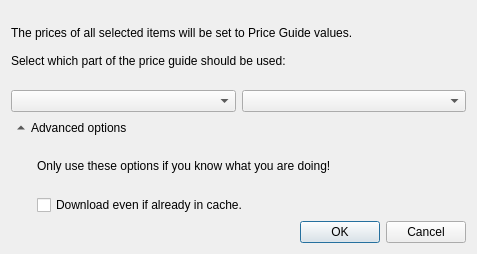
The window that src/desktop/settopriceguidedialog.ui (rgriebl/brickstore) describes before a commit, drawn with Qt 5.
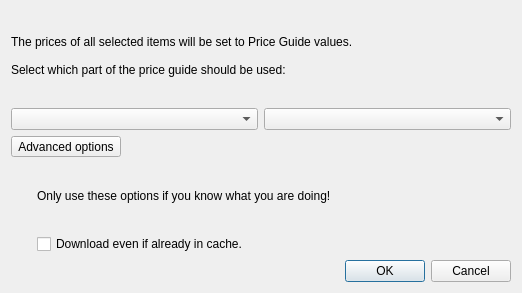
The same window after the commit. Custom widgets are drawn as their Qt base class.

Diff of the .ui file:
```diff
--- a/src/desktop/settopriceguidedialog.ui
+++ b/src/desktop/settopriceguidedialog.ui
@@ -6,8 +6,8 @@
    <rect>
     <x>0</x>
     <y>0</y>
-    <width>477</width>
-    <height>254</height>
+    <width>522</width>
+    <height>293</height>
    </rect>
   </property>
   <property name="windowTitle">
@@ -32,28 +32,10 @@
     </layout>
    </item>
    <item>
-    <widget class="QToolButton" name="w_advanced_button">
-     <property name="styleSheet">
-      <string notr="true">QToolButton {  border: none; background-color: &quot;transparent&quot; }</string>
-     </property>
+    <widget class="ExpandButton" name="w_advanced_button">
      <property name="text">
       <string>Advanced options</string>
      </property>
-     <property name="checkable">
-      <bool>false</bool>
-     </property>
-     <property name="checked">
-      <bool>false</bool>
-     </property>
-     <property name="toolButtonStyle">
-      <enum>Qt::ToolButtonTextBesideIcon</enum>
-     </property>
-     <property name="autoRaise">
-      <bool>false</bool>
-     </property>
-     <property name="arrowType">
-      <enum>Qt::UpArrow</enum>
-     </property>
     </widget>
    </item>
    <item>
@@ -100,6 +82,13 @@
    </item>
   </layout>
  </widget>
+ <customwidgets>
+  <customwidget>
+   <class>ExpandButton</class>
+   <extends>QToolButton</extends>
+   <header>desktop/expandbutton.h</header>
+  </customwidget>
+ </customwidgets>
  <resources/>
  <connections>
   <connection>
```
